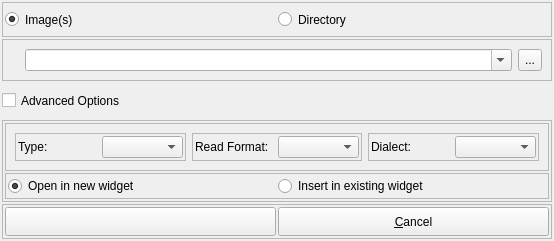
This is forms/fileOpenWidget.ui in isis-group/vast as Qt 5 draws it before an edit. The edited form follows.
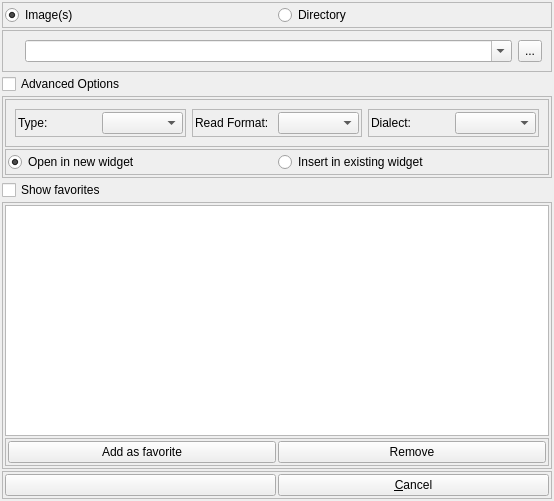
This is the edited form.

Commit message: add fav list to file open dialog

Diff of the .ui file:
```diff
--- a/forms/fileOpenWidget.ui
+++ b/forms/fileOpenWidget.ui
@@ -7,7 +7,7 @@
     <x>0</x>
     <y>0</y>
     <width>554</width>
-    <height>241</height>
+    <height>501</height>
    </rect>
   </property>
   <property name="sizePolicy">
@@ -373,6 +373,66 @@
      </layout>
     </widget>
    </item>
+   <item>
+    <widget class="QCheckBox" name="favoritesCheck">
+     <property name="text">
+      <string>Show favorites</string>
+     </property>
+    </widget>
+   </item>
+   <item>
+    <widget class="QFrame" name="favoritesFrame">
+     <property name="frameShape">
+      <enum>QFrame::StyledPanel</enum>
+     </property>
+     <property name="frameShadow">
+      <enum>QFrame::Raised</enum>
+     </property>
+     <layout class="QVBoxLayout" name="verticalLayout_3">
+      <property name="spacing">
+       <number>2</number>
+      </property>
+      <property name="margin">
+       <number>2</number>
+      </property>
+      <item>
+       <widget class="QListWidget" name="favoriteList"/>
+      </item>
+      <item>
+       <widget class="QFrame" name="frame_5">
+        <property name="frameShape">
+         <enum>QFrame::StyledPanel</enum>
+        </property>
+        <property name="frameShadow">
+         <enum>QFrame::Raised</enum>
+        </property>
+        <layout class="QHBoxLayout" name="horizontalLayout_9">
+         <property name="spacing">
+          <number>2</number>
+         </property>
+         <property name="margin">
+          <number>2</number>
+         </property>
+         <item>
+          <widget class="QPushButton" name="addToListButton">
+           <property name="text">
+            <string>Add as favorite</string>
+           </property>
+          </widget>
+         </item>
+         <item>
+          <widget class="QPushButton" name="removeFromListButton">
+           <property name="text">
+            <string>Remove</string>
+           </property>
+          </widget>
+         </item>
+        </layout>
+       </widget>
+      </item>
+     </layout>
+    </widget>
+   </item>
    <item>
     <widget class="QFrame" name="frame_3">
      <property name="sizePolicy">
```
The commit also changes 11 other files.
